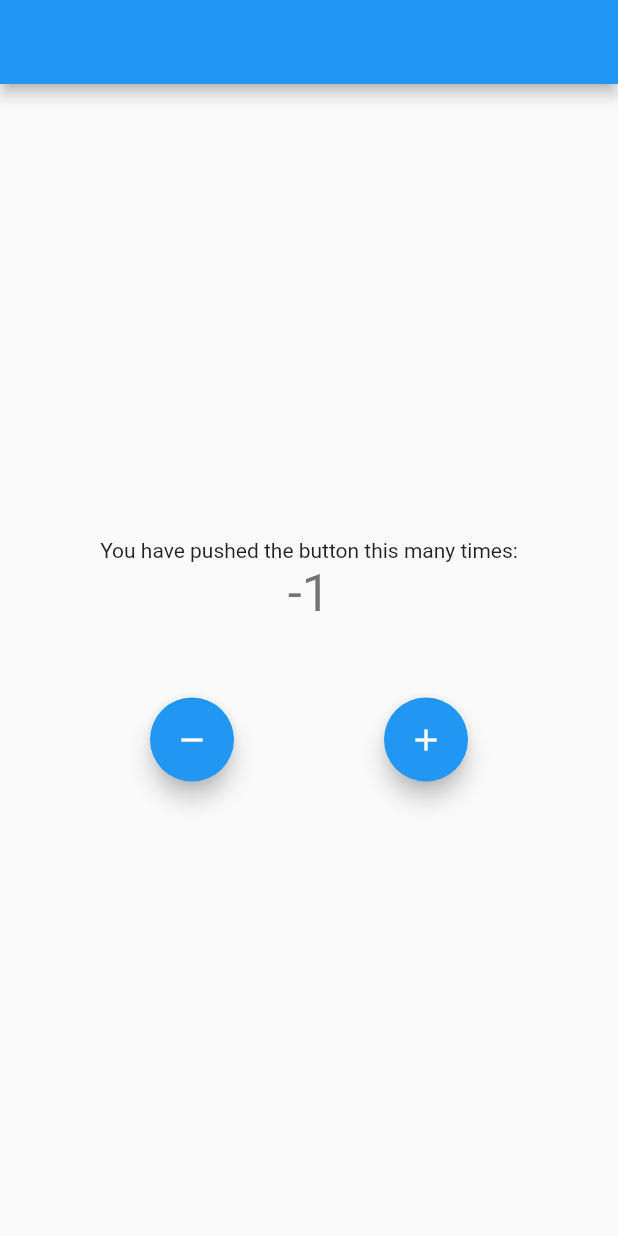
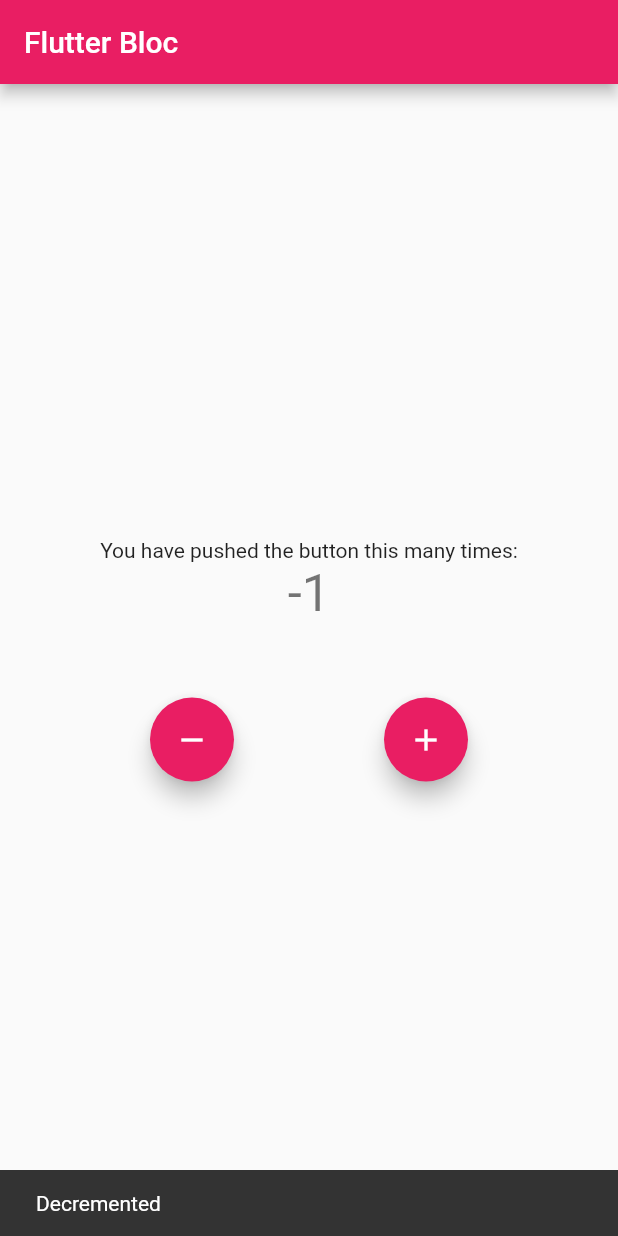
Before and after one commit to CaptenSepp/flutter_app_bloc, a Flutter app: the screen it shows after launch, after a tap on the "remove" icon, on a phone screen of 412 x 824 dp. Run offline on Flutter 3.47's test engine with Material 2 defaults, Android fonts, the phone set to English and light mode, and no system bars; our stand-ins replace bloc, flutter_bloc.

Commit message:
text module added

```diff
--- a/lib/cubit/counter_state.dart
+++ b/lib/cubit/counter_state.dart
@@ -2,5 +2,7 @@ part of 'counter_cubit.dart';
 
 class CounterState {
   int counterValue;
-  CounterState({required this.counterValue});
+
+  bool? wasIncremented;
+  CounterState({required this.counterValue,this.wasIncremented});
 }
--- a/lib/main.dart
+++ b/lib/main.dart
@@ -14,9 +14,9 @@ class MyApp extends StatelessWidget {
     return BlocProvider(
       create: (context) => CounterCubit(),
       child: MaterialApp(
-        title: 'Flutter Demo',
+        title: 'Flutter Bloc',
         theme: ThemeData(
-          primarySwatch: Colors.blue,
+          primarySwatch: Colors.pink,
         ),
         home: const MyHomePage(),
       ),
@@ -30,7 +30,9 @@ class MyHomePage extends StatelessWidget {
   @override
   Widget build(BuildContext context) {
     return Scaffold(
-      appBar: AppBar(),
+      appBar: AppBar(
+        title: const Text('Flutter Bloc'),
+      ),
       body: Center(
         child: Column(
           mainAxisAlignment: MainAxisAlignment.center,
@@ -38,7 +40,28 @@ class MyHomePage extends StatelessWidget {
             const Text(
               'You have pushed the button this many times:',
             ),
-            BlocBuilder<CounterCubit, CounterState>(
+            BlocConsumer<CounterCubit, CounterState>(
+              listener: (context, state) {
+                if (state.wasIncremented == true) {
+                  ScaffoldMessenger.of(context).showSnackBar(
+                    const SnackBar(
+                      content: Text(
+                        'Incremented',
+                      ),
+                      duration: Duration(seconds: 1),
+                    ),
+                  );
+                } else {
+                  ScaffoldMessenger.of(context).showSnackBar(
+                    const SnackBar(
+                      content: Text(
+                        'Decremented',
+                      ),
+                      duration: Duration(seconds: 1),
+                    ),
+                  );
+                }
+              },
               builder: (context, state) {
                 if (state.counterValue == 5) {
                   return Text(
--- a/pubspec.yaml
+++ b/pubspec.yaml
@@ -28,10 +28,12 @@ environment:
 # versions available, run `flutter pub outdated`.
 dependencies:
   bloc: ^8.0.3
+  bloc_test: ^9.0.3
   cupertino_icons: ^1.0.2
   flutter:
     sdk: flutter
   flutter_bloc: ^8.0.1
+  test: ^1.21.1
 
 dev_dependencies:
   flutter_lints: ^2.0.0
```
Also changed, not shown: lib/cubit/counter_cubit.dart (+8 -2 lines), pubspec.lock, 3 other files.
